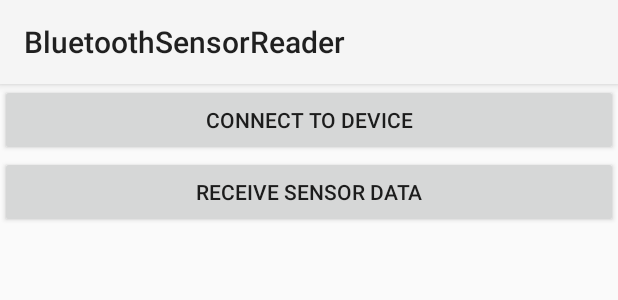
After one commit to tkk21/BluetoothChatUsingEdison, an Android app: the layout activity_bluetooth_sensor_fragment.xml on its own in the app's theme, with its tools: preview values and no code run, on a phone screen of 412 x 824 dp. The commit adds this screen. Shown: the top 300 px of the screen. Run offline under Robolectric (Android 15) with nearby library versions, the phone set to English and light mode, and no system bars.

Commit message:
set up the fragment

```diff
--- /dev/null
+++ b/BluetoothSensorReader/app/src/main/res/layout/activity_bluetooth_sensor_fragment.xml
@@ -0,0 +1,18 @@
+<?xml version="1.0" encoding="utf-8"?>
+<LinearLayout xmlns:android="http://schemas.android.com/apk/res/android"
+    android:orientation="vertical" android:layout_width="match_parent"
+    android:layout_height="match_parent">
+
+    <Button
+        android:id="@+id/button_connect"
+        android:layout_width="match_parent"
+        android:layout_height="wrap_content"
+        android:text="@string/button_connect"
+        />
+    <Button
+        android:id="@+id/button_receive"
+        android:layout_width="match_parent"
+        android:layout_height="wrap_content"
+        android:text="@string/button_receive"
+        />
+</LinearLayout>
--- a/BluetoothSensorReader/app/src/main/res/values/strings.xml
+++ b/BluetoothSensorReader/app/src/main/res/values/strings.xml
@@ -1,6 +1,9 @@
 <resources>
     <string name="app_name">BluetoothSensorReader</string>
     <string name="action_settings">Settings</string>
+
+    <string name="button_receive">Receive Sensor Data</string>
+    <string name="button_connect">Connect to Device</string>
 
     <!-- DeviceListActivity -->
     <string name="scanning">Scanning for devices...</string>
```
Also changed, not shown: BluetoothSensorReader/app/src/main/java/ted/bluetoothsensorreader/BluetoothSensorFragment.java (+44 -5 lines), BluetoothSensorReader/app/src/main/java/ted/bluetoothsensorreader/BluetoothSensorService.java (line endings or trailing spaces).
